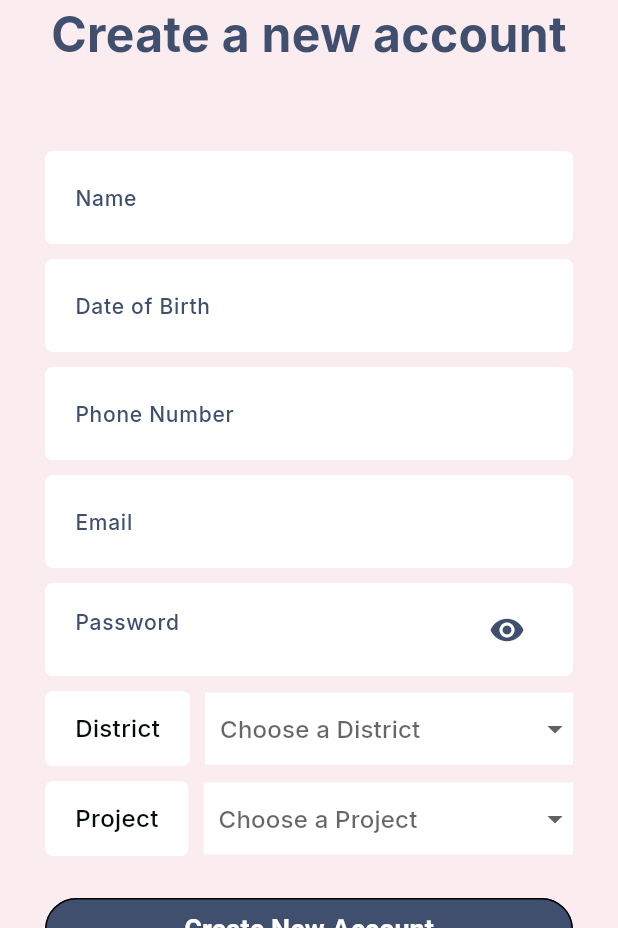
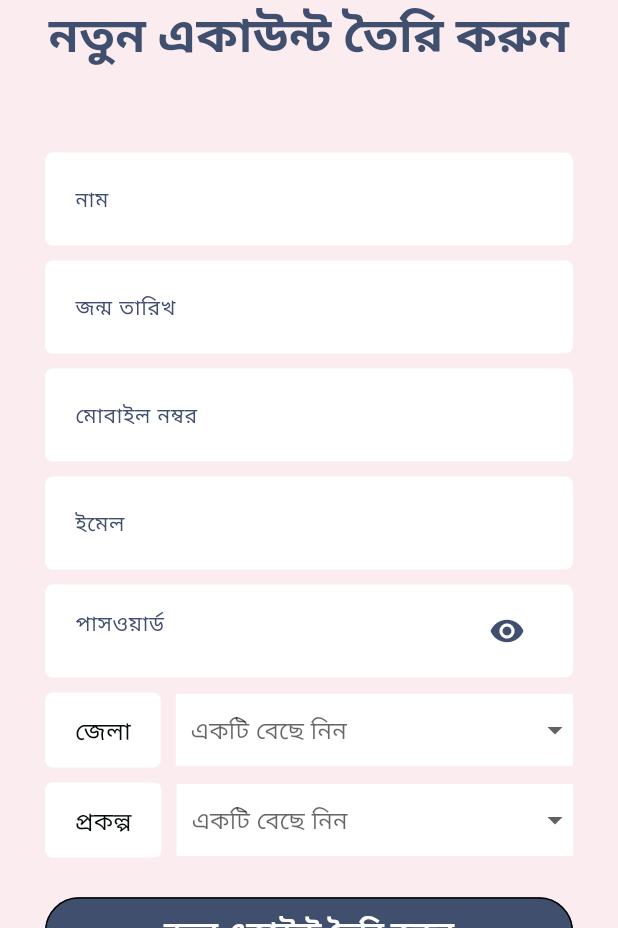
Before and after one commit to Shahabuddin1122/ananya, a Flutter app: the SignUp screen opened by its route, on a phone screen of 412 x 824 dp, the part 308-1236 px from its top. Run offline on Flutter 3.47's test engine with Material 3 defaults, Android fonts, the light colour scheme and no system bars; our stand-ins replace flutter_svg, google_fonts, rxdart, shared_preferences, table_calendar; accounts and stored records are empty; generated files the repository leaves out were written again; network calls fail.

Commit message:
convert full app bangla and english language

```diff
--- a/ananya/lib/l10n/app_bn.arb
+++ b/ananya/lib/l10n/app_bn.arb
@@ -9,5 +9,58 @@
   "period_history": "পিরিয়ড ইতিহাস",
   "get_help": "সাহায্য পান",
   "log_out": "লগ আউট",
-  "language": "ভাষা"
+  "log_in": "লগ ইন",
+  "language": "ভাষা",
+  "welcome_to_ananye": "অনন্যায় \nস্বাগতম",
+  "you_need_to_log_in_first": "আপনাকে প্রথমে লগ ইন করতে হবে।",
+  "unlock_period_prediction": "পিরিয়ড পূর্বাভাস আনলক করুন",
+  "want_to_predict_when_your_next_period_will_happen": "আপনার পরবর্তী মাসিক কখন ঘটবে তা ভবিষ্যদ্বাণী করতে চান?",
+  "your_next_cycle_is_on": "আপনার পরবর্তী \nচক্র ",
+  "check_out_our_curated_fertility_diet": "আমাদের কিউরেটেড ফার্টিলিটি ডায়েট দেখুন",
+  "cycle_variations": "চক্র \nবৈচিত্র",
+  "unlocked_after_3rd_cycle_logged": "৩য় চক্র লগ করার পর আনলক করা হবে",
+  "average_cycle_interval": "গড় চক্রের ব্যবধান",
+  "days": "দিন",
+  "hi_i_am_probahini_your_menstrual_companion_ask_me_anything": "হাই, আমি প্রবাহিনী,\nআপনার মাসিকের \nসঙ্গী। আমাকে কিছু\nজিজ্ঞাসা করুন...",
+  "begin_chat": "চ্যাট শুরু করুন",
+  "knowledge_nexus": "জ্ঞান \nনেক্সাস",
+  "get_to_know_your_body_better": "আপনার শরীরকে\nভালভাবে জানুন",
+  "go_to_nexus": "নেক্সাসে যান",
+  "shop": "দোকান",
+  "for_menstrual_health_products": "মাসিকের স্বাস্থ্য পণ্যগুলির জন্য",
+  "view_product": "পণ্য দেখুন",
+  "help": "সাহায্য",
+  "call_emergency_helpline": "জরুরি হেল্পলাইন কল করুন",
+  "call_now": "এখন কল করুন",
+  "period_in": "মাসিক শুরু হবে\n",
+  "prediction_of_next_cycle": "পরবর্তী চক্রের পূর্বাভাস",
+  "menstrual_health_status": "মাসিকের স্বাস্থ্য পরিস্থিতি",
+  "menstruation": "মাসিক",
+  "ovulation": "ওভুলেশন",
+  "re_calibrate_prediction": "পূনঃসংশোধন পূর্বাভাস",
+  "error": "ত্রুটি",
+  "ok": "ওকে",
+  "login_with_your_mobile_number_and_password": "আপনার মোবাইল নম্বর এবং পাসওয়ার্ড দিয়ে লগ ইন করুন",
+  "dont_have_an_account_create_a_new_account": "একাউন্ট নেই? একটি নতুন একাউন্ট তৈরি করুন।",
+  "forget_password_set_a_new_password": "পাসওয়ার্ড ভুলে গেছেন? একটি নতুন পাসওয়ার্ড সেট করুন।",
+  "phone_number": "মোবাইল নম্বর",
+  "password": "পাসওয়ার্ড",
+  "invalid_bangladeshi_phone_number": "অবৈধ বাংলাদেশি মোবাইল নম্বর",
+  "password_is_too_short": "পাসওয়ার্ড খুব ছোট",
+  "date_of_birth": "জন্ম তারিখ",
+  "create_a_new_account": "নতুন একাউন্ট তৈরি করুন",
+  "name": "নাম",
+  "email": "ইমেল",
+  "district": "জেলা",
+  "project": "প্রকল্প",
+  "create_new_account": "নতুন একাউন্ট তৈরি করুন",
+  "already_have_an_account_click_here_for_login": "একাউন্ট ইতিমধ্যেই আছে? লগ ইন করার জন্য এখানে ক্লিক করুন",
+  "choose_a": "একটি বেছে নিন",
+  "period_start_today": "মাসিক আজ শুরু",
+  "your_period_starts_today_please_confirm": "আপনার মাসিক আজ শুরু হয়েছে। অনুগ্রহ করে নিশ্চিত করুন।",
+  "confirm": "নিশ্চিত করুন",
+  "postpone": "স্থগিত",
+  "discard": "বাতিল",
+  "Cohort_period_history": "দলের মাসিকের ইতিহাস",
+  "request_data_purge": "ডেটা পরিস্কারের অনুরোধ করুন"
 }
--- a/ananya/lib/screens/landing/landing.dart
+++ b/ananya/lib/screens/landing/landing.dart
@@ -5,6 +5,7 @@
 import 'package:ananya/widgets/user_sidebar.dart';
 import 'package:flutter/material.dart';
 import 'package:shared_preferences/shared_preferences.dart';
+import 'package:flutter_gen/gen_l10n/app_localizations.dart';
 
 class Landing extends StatefulWidget {
   const Landing({super.key});
@@ -101,8 +102,8 @@
                       onPressed: () {
                         Navigator.pushNamed(context, '/signin');
                       },
-                      child: const Text(
-                        'Log in',
+                      child: Text(
+                        AppLocalizations.of(context)!.log_in,
                         style: TextStyle(fontSize: 12),
                       ),
                     ),
--- a/ananya/lib/screens/sign_up.dart
+++ b/ananya/lib/screens/sign_up.dart
@@ -6,6 +6,7 @@
 import 'package:ananya/widgets/custom_drop_down.dart';
 import 'package:ananya/widgets/custom_text_field.dart';
 import 'package:flutter/material.dart';
+import 'package:flutter_gen/gen_l10n/app_localizations.dart';
 
 class SignUp extends StatefulWidget {
   const SignUp({super.key});
@@ -104,14 +105,14 @@
     showDialog(
       context: context,
       builder: (context) => AlertDialog(
-        title: const Text('Error'),
+        title: Text(AppLocalizations.of(context)!.error),
         content: Text(message),
         actions: [
           TextButton(
             onPressed: () {
               Navigator.of(context).pop();
             },
-            child: const Text('OK'),
+            child: Text(AppLocalizations.of(context)!.ok),
           ),
         ],
       ),
@@ -139,10 +140,10 @@
                           fit: BoxFit.cover,
                           width: 200,
                         ),
-                        const Text(
+                        Text(
                           textAlign: TextAlign.center,
-                          "Create a new account",
-                          style: TextStyle(
+                          AppLocalizations.of(context)!.create_a_new_account,
+                          style: const TextStyle(
                             fontSize: 32,
                             color: ACCENT,
                             fontWeight: FontWeight.bold,
@@ -154,34 +155,34 @@
                         Column(
                           children: [
                             CustomTextField(
-                              text: "Name",
+                              text: AppLocalizations.of(context)!.name,
                               controller: nameController,
                             ),
                             CustomTextField(
-                              text: "Date of Birth",
+                              text: AppLocalizations.of(context)!.date_of_birth,
                               controller: dobController,
                             ),
                             CustomTextField(
-                              text: "Phone Number",
+                              text: AppLocalizations.of(context)!.phone_number,
                               controller: phoneController,
                             ),
                             CustomTextField(
-                              text: "Email",
+                              text: AppLocalizations.of(context)!.email,
                               controller: emailController,
                             ),
                             CustomTextField(
-                              text: 'Password',
+                              text: AppLocalizations.of(context)!.password,
                               controller: passwordController,
                             ),
                             CustomDropdown(
-                              header: 'District',
+                              header: AppLocalizations.of(context)!.district,
                               options: district,
                               onChanged: (value) {
                                 selectedDistrict = value;
                               },
                             ),
                             CustomDropdown(
-                              header: 'Project',
+                              header: AppLocalizations.of(context)!.project,
                               options: projects,
                               onChanged: (value) {
                                 selectedProject = value;
@@ -204,9 +205,10 @@
                                   ),
                                 ),
                               ),
-                              child: const Text(
-                                "Create New Account",
-                                style: TextStyle(
+                              child: Text(
+                                AppLocalizations.of(context)!
+                                    .create_a_new_account,
+                                style: const TextStyle(
                                   color: Colors.white,
                                 ),
                               ),
@@ -218,10 +220,11 @@
                               onPressed: () {
                                 Navigator.pushNamed(context, '/signin');
                               },
-                              child: const Text(
-                                "Already have an account? Click here for login",
+                              child: Text(
+                                AppLocalizations.of(context)!
+                                    .already_have_an_account_click_here_for_login,
                                 textAlign: TextAlign.center,
-                                style: TextStyle(
+                                style: const TextStyle(
                                   color: Colors.indigo,
                                   fontSize: 16,
                                   fontWeight: FontWeight.bold,
--- a/ananya/lib/widgets/custom_drop_down.dart
+++ b/ananya/lib/widgets/custom_drop_down.dart
@@ -1,15 +1,16 @@
 import 'package:ananya/utils/custom_theme.dart';
 import 'package:flutter/material.dart';
+import 'package:flutter_gen/gen_l10n/app_localizations.dart';
 
 class CustomDropdown extends StatefulWidget {
   final String header;
   final List<String> options;
-  final ValueChanged<String?>? onChanged; // Callback for selected value
+  final ValueChanged<String?>? onChanged;
 
   const CustomDropdown({
     required this.options,
     required this.header,
-    this.onChanged, // Optional parameter to handle changes
+    this.onChanged,
     super.key,
   });
 
@@ -77,7 +78,7 @@
                     widget.onChanged!(newValue);
                   }
                 },
-                hint: Text("Choose a ${widget.header}"),
+                hint: Text(AppLocalizations.of(context)!.choose_a),
               ),
             ),
           ),
--- a/ananya/lib/widgets/custom_text_field.dart
+++ b/ananya/lib/widgets/custom_text_field.dart
@@ -2,6 +2,7 @@
 import 'package:ananya/utils/custom_theme.dart';
 import 'package:flutter/material.dart';
 import 'package:flutter/services.dart';
+import 'package:flutter_gen/gen_l10n/app_localizations.dart';
 
 class CustomTextField extends StatefulWidget {
   final String text;
@@ -71,7 +72,8 @@
                   color: ACCENT,
                 ),
                 border: InputBorder.none,
-                suffixIcon: widget.text == "Password"
+                suffixIcon:
+                    (widget.text == "Password" || widget.text == "পাসওয়ার্ড")
                         ? IconButton(
                             icon: Icon(
                               _obscureText
@@ -87,29 +89,38 @@
                           )
                         : null,
               ),
-              keyboardType: widget.text == "Phone Number"
+              keyboardType: (widget.text == "Phone Number" ||
+                      widget.text == "মোবাইল নম্বর")
                   ? TextInputType.number
                   : TextInputType.text,
-              inputFormatters: widget.text == "Phone Number"
+              inputFormatters: (widget.text == "Phone Number" ||
+                      widget.text == "মোবাইল নম্বর")
                   ? <TextInputFormatter>[FilteringTextInputFormatter.digitsOnly]
                   : null,
-              obscureText: widget.text == "Password" ? _obscureText : false,
+              obscureText:
+                  (widget.text == "Password" || widget.text == "পাসওয়ার্ড")
+                      ? _obscureText
+                      : false,
               onChanged: (value) {
-                if (widget.text == "Password") {
+                if (widget.text == "Password" || widget.text == "পাসওয়ার্ড") {
                   setState(() {
-                    _warningText =
-                        value.length < 6 ? "Password is too short" : null;
+                    _warningText = value.length < 6
+                        ? AppLocalizations.of(context)!.password_is_too_short
+                        : null;
                   });
-                } else if (widget.text == "Phone Number") {
+                } else if (widget.text == "Phone Number" ||
+                    widget.text == "মোবাইল নম্বর") {
                   setState(() {
                     _warningText = _isValidPhoneNumber(value)
                         ? null
-                        : "Invalid Bangladeshi phone number";
+                        : AppLocalizations.of(context)!
+                            .invalid_bangladeshi_phone_number;
                   });
                 }
               },
               onTap: () {
-                if (widget.text == "Date of Birth") {
+                if (widget.text == "Date of Birth" ||
+                    widget.text == "জন্ম তারিখ") {
                   FocusScope.of(context).requestFocus(FocusNode());
                   _selectDate(context);
                 }
```
Also changed, not shown: ananya/lib/l10n/app_en.arb (+55 -1 lines), ananya/lib/screens/history/cohort.dart (+5 -4 lines), ananya/lib/screens/landing/superuser_home.dart (+20 -16 lines), ananya/lib/screens/landing/user_home.dart (+16 -12 lines), ananya/lib/screens/sign_in.dart (+18 -14 lines), ananya/lib/widgets/advance_info.dart (+36 -20 lines), ananya/lib/widgets/help.dart (+9 -8 lines), ananya/lib/widgets/knowledge_nexus.dart (+7 -6 lines), ananya/lib/widgets/period_cycle_information.dart (+15 -14 lines), ananya/lib/widgets/probahini.dart (+6 -4 lines), ananya/lib/widgets/shop.dart (+10 -9 lines). Lines whose indentation alone changed are shown as unchanged.
